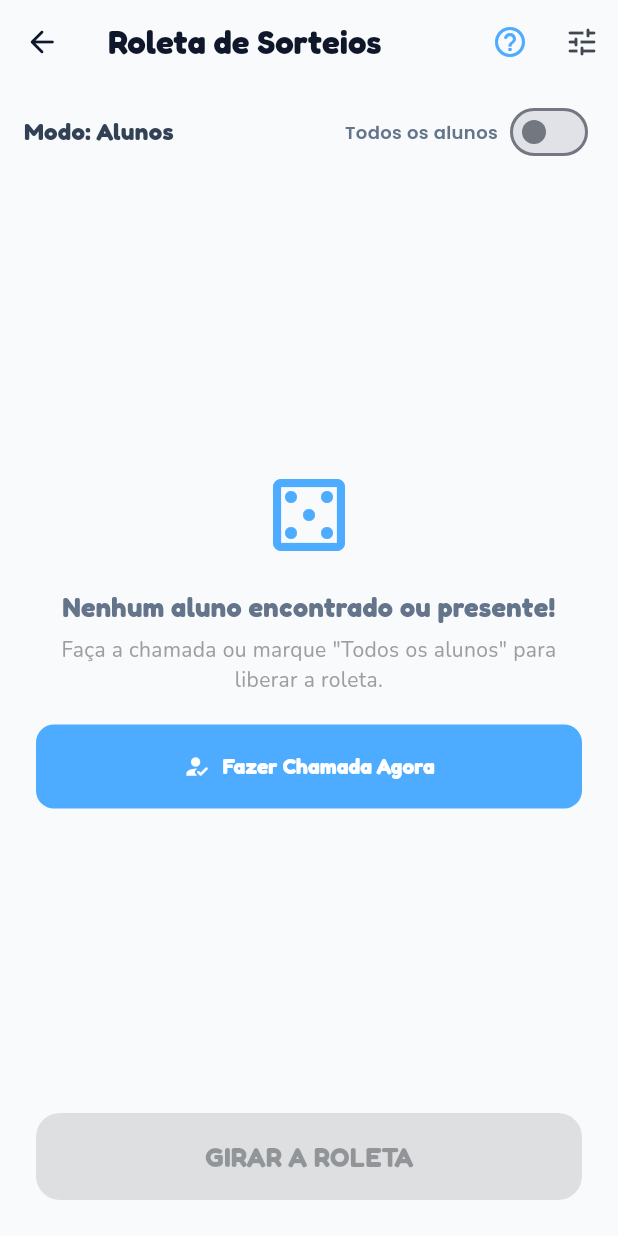
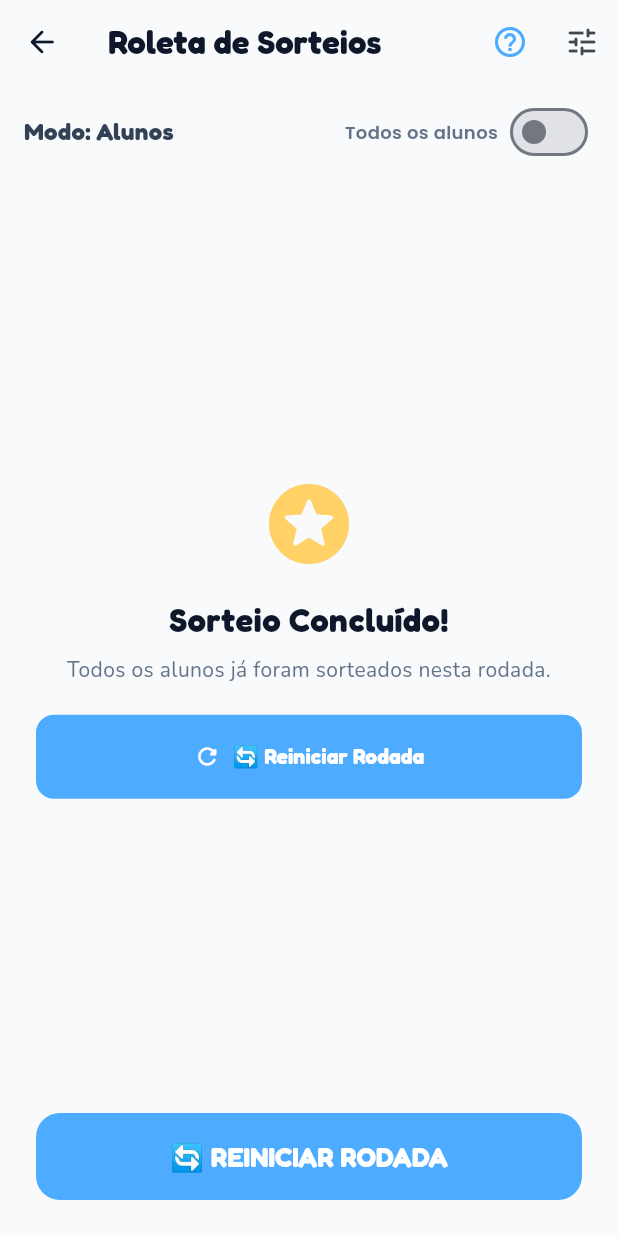
Before and after one commit to wandersonrossini-boop/salinha-das-criancas, a Flutter app: the GamesMenuScreen screen opened directly, after a tap on "Roleta de Sorteios", on a phone screen of 412 x 824 dp. Run offline on Flutter 3.47's test engine with Material 3 defaults, Android fonts, the phone set to English and light mode, and no system bars; our stand-ins replace audioplayers, cloud_firestore, firebase_auth, firebase_core, flutter_fortune_wheel, google_fonts and 3 more; accounts and stored records are empty.

Commit message:
feat: implementa audio global, novo jogo Batata Quente com tempo maluco, fluxo direto do Quem Sou Eu e correcoes da Roleta e Jogo da Memoria

```diff
--- a/lib/features/games/screens/charadas_screen.dart
+++ b/lib/features/games/screens/charadas_screen.dart
@@ -14,10 +14,10 @@ class CharadasScreen extends StatefulWidget {
 }
 
 class _CharadasScreenState extends State<CharadasScreen> {
-  bool _gameStarted = false;
+  bool _gameStarted = true;
   String _activeLessonTitle = 'Carregando...';
   String _ageGroup = '6-8 anos';
-  int _totalRounds = 5;
+  int _totalRounds = 10;
   String _gameType = 'Dicas';
   String _timerConfig = '30s';
 
--- a/lib/features/games/screens/games_menu_screen.dart
+++ b/lib/features/games/screens/games_menu_screen.dart
@@ -5,6 +5,8 @@ import 'cronometro_screen.dart';
 import 'jogo_memoria_screen.dart';
 import 'jogo_sete_erros_screen.dart';
 import '../../roulette/screens/roulette_screen.dart';
+
+import 'batata_quente_screen.dart';
 
 class GamesMenuScreen extends StatelessWidget {
   const GamesMenuScreen({super.key});
@@ -112,7 +114,7 @@ class GamesMenuScreen extends StatelessWidget {
                             borderColor: const Color(0xFFFFD4D4),
                             badgeBgColor: const Color(0xFFFFE2E5),
                             badgeTextColor: const Color(0xFFC53030),
-                            onTap: () => Navigator.push(context, MaterialPageRoute(builder: (_) => const CronometroScreen())),
+                            onTap: () => Navigator.push(context, MaterialPageRoute(builder: (_) => const BatataQuenteScreen())),
                           ),
                         ),
                       ],
@@ -194,6 +196,7 @@ class GamesMenuScreen extends StatelessWidget {
               ),
             ),
           ),
+          const SizedBox(height: 24),
           Expanded(
             flex: 4,
             child: Padding(
@@ -269,23 +272,21 @@ class _HoverScaleGridWrapperState extends State<_HoverScaleGridWrapper> {
       onTapCancel: () => setState(() => _isPressed = false),
       onTap: widget.onTap,
       child: AnimatedScale(
-        scale: _isPressed ? 0.96 : 1.0,
-        duration: const Duration(milliseconds: 100),
+        scale: _isPressed ? 0.98 : 1.0,
+        duration: const Duration(milliseconds: 120),
         child: Container(
           decoration: BoxDecoration(
             color: widget.bgColor,
-            borderRadius: BorderRadius.circular(20),
-            border: Border(
-              top: BorderSide(color: widget.borderColor, width: 2),
-              left: BorderSide(color: widget.borderColor, width: 2),
-              right: BorderSide(color: widget.borderColor, width: 2),
-              bottom: BorderSide(color: widget.borderColor, width: 2),
+            borderRadius: BorderRadius.circular(26),
+            border: Border.all(
+              color: widget.borderColor.withOpacity(0.35),
+              width: 1.0,
             ),
             boxShadow: [
               BoxShadow(
-                color: Colors.black.withOpacity(0.04),
-                blurRadius: 6,
-                offset: const Offset(0, 3),
+                color: Colors.black.withOpacity(0.05),
+                blurRadius: 18,
+                offset: const Offset(0, 6),
               ),
             ],
           ),
--- a/lib/features/roulette/screens/roulette_screen.dart
+++ b/lib/features/roulette/screens/roulette_screen.dart
@@ -304,31 +304,27 @@ class _RouletteScreenState extends State<RouletteScreen> {
                             child: Column(
                               mainAxisAlignment: MainAxisAlignment.center,
                               children: [
-                                const Icon(Icons.casino_outlined, size: 64, color: AppColors.azulCeleste),
+                                const Icon(Icons.stars_rounded, size: 64, color: AppColors.amareloSol),
                                 const SizedBox(height: 16),
-                                Text(
-                                  _currentMode == 'Alunos'
-                                      ? 'Nenhum aluno encontrado ou presente!'
-                                      : 'Nenhuma equipe cadastrada!',
-                                  style: const TextStyle(fontFamily: 'Fredoka', fontSize: 18, fontWeight: FontWeight.bold),
+                                const Text(
+                                  'Sorteio Concluído!',
+                                  style: TextStyle(fontFamily: 'Fredoka', fontSize: 22, fontWeight: FontWeight.bold, color: Color(0xFF0F172A)),
                                   textAlign: TextAlign.center,
                                 ),
-                                const SizedBox(height: 6),
-                                Text(
-                                  _currentMode == 'Alunos'
-                                      ? 'Faça a chamada ou marque "Todos os alunos" para liberar a roleta.'
-                                      : 'Crie equipes para habilitar o sorteio.',
-                                  style: const TextStyle(fontFamily: 'Nunito', color: Colors.grey),
+                                const SizedBox(height: 8),
+                                const Text(
+                                  'Todos os alunos já foram sorteados nesta rodada.',
+                                  style: TextStyle(fontFamily: 'Nunito', color: Color(0xFF64748B)),
                                   textAlign: TextAlign.center,
                                 ),
-                                if (_currentMode == 'Alunos') ...[
                                 const SizedBox(height: 20),
                                 ElevatedButton.icon(
                                   onPressed: () {
-                                      Navigator.push(context, MaterialPageRoute(builder: (_) => const ChamadaScreen())).then((_) => _loadData());
+                                    setState(() => _removedFromRound.clear());
+                                    _loadData();
                                   },
-                                    icon: const Icon(Icons.how_to_reg_rounded),
-                                    label: const Text('Fazer Chamada Agora', style: TextStyle(fontFamily: 'Fredoka', fontWeight: FontWeight.bold)),
+                                  icon: const Icon(Icons.refresh_rounded),
+                                  label: const Text('🔄 Reiniciar Rodada', style: TextStyle(fontFamily: 'Fredoka', fontWeight: FontWeight.bold)),
                                   style: ElevatedButton.styleFrom(
                                     backgroundColor: AppColors.azulCeleste,
                                     foregroundColor: Colors.white,
@@ -336,6 +332,47 @@ class _RouletteScreenState extends State<RouletteScreen> {
                                   ),
                                 ),
                               ],
+                            ),
+                          ),
+                        )
+                      : _items.length == 1
+                          ? Center(
+                              child: Container(
+                                padding: const EdgeInsets.all(24),
+                                margin: const EdgeInsets.all(24),
+                                decoration: BoxDecoration(
+                                  color: Colors.amber.shade50,
+                                  borderRadius: BorderRadius.circular(20),
+                                  border: Border.all(color: Colors.amber.shade300, width: 2),
+                                ),
+                                child: Column(
+                                  mainAxisSize: MainAxisSize.min,
+                                  children: [
+                                    const Text('👑', style: TextStyle(fontSize: 48)),
+                                    const SizedBox(height: 8),
+                                    const Text(
+                                      'Último Aluno na Roleta!',
+                                      style: TextStyle(fontFamily: 'Fredoka', fontSize: 18, fontWeight: FontWeight.bold, color: Color(0xFFB45309)),
+                                    ),
+                                    const SizedBox(height: 12),
+                                    Text(
+                                      _items.first is String ? _items.first : (_items.first as Student).name,
+                                      style: const TextStyle(fontFamily: 'Fredoka', fontSize: 24, fontWeight: FontWeight.bold, color: Color(0xFF0F172A)),
+                                    ),
+                                    const SizedBox(height: 16),
+                                    ElevatedButton.icon(
+                                      onPressed: () {
+                                        setState(() => _removedFromRound.clear());
+                                        _loadData();
+                                      },
+                                      icon: const Icon(Icons.refresh_rounded),
+                                      label: const Text('🔄 Reiniciar Rodada', style: TextStyle(fontFamily: 'Fredoka', fontWeight: FontWeight.bold)),
+                                      style: ElevatedButton.styleFrom(
+                                        backgroundColor: AppColors.azulCeleste,
+                                        foregroundColor: Colors.white,
+                                        shape: RoundedRectangleBorder(borderRadius: BorderRadius.circular(12)),
+                                      ),
+                                    ),
                                   ],
                                 ),
                               ),
@@ -410,7 +447,12 @@ class _RouletteScreenState extends State<RouletteScreen> {
                 Padding(
                   padding: const EdgeInsets.fromLTRB(24.0, 12, 24, 24),
                   child: ElevatedButton(
-                    onPressed: _items.isEmpty ? null : _spin,
+                    onPressed: _items.length <= 1
+                        ? () {
+                            setState(() => _removedFromRound.clear());
+                            _loadData();
+                          }
+                        : _spin,
                     style: ElevatedButton.styleFrom(
                       backgroundColor: AppColors.azulCeleste,
                       foregroundColor: Colors.white,
@@ -418,7 +460,10 @@ class _RouletteScreenState extends State<RouletteScreen> {
                       shape: RoundedRectangleBorder(borderRadius: BorderRadius.circular(16)),
                       elevation: 0,
                     ),
-                    child: const Text('GIRAR A ROLETA', style: TextStyle(fontFamily: 'Fredoka', fontSize: 18, fontWeight: FontWeight.bold)),
+                    child: Text(
+                      _items.length <= 1 ? '🔄 REINICIAR RODADA' : 'GIRAR A ROLETA',
+                      style: const TextStyle(fontFamily: 'Fredoka', fontSize: 18, fontWeight: FontWeight.bold),
+                    ),
                   ),
                 ),
               ],
```
Also changed, not shown: lib/core/services/audio_service.dart (added, +55 -0 lines), lib/features/games/screens/batata_quente_screen.dart (added, +276 -0 lines), lib/features/games/screens/jogo_memoria_screen.dart (+4 -10 lines). Lines whose indentation alone changed are shown as unchanged.
